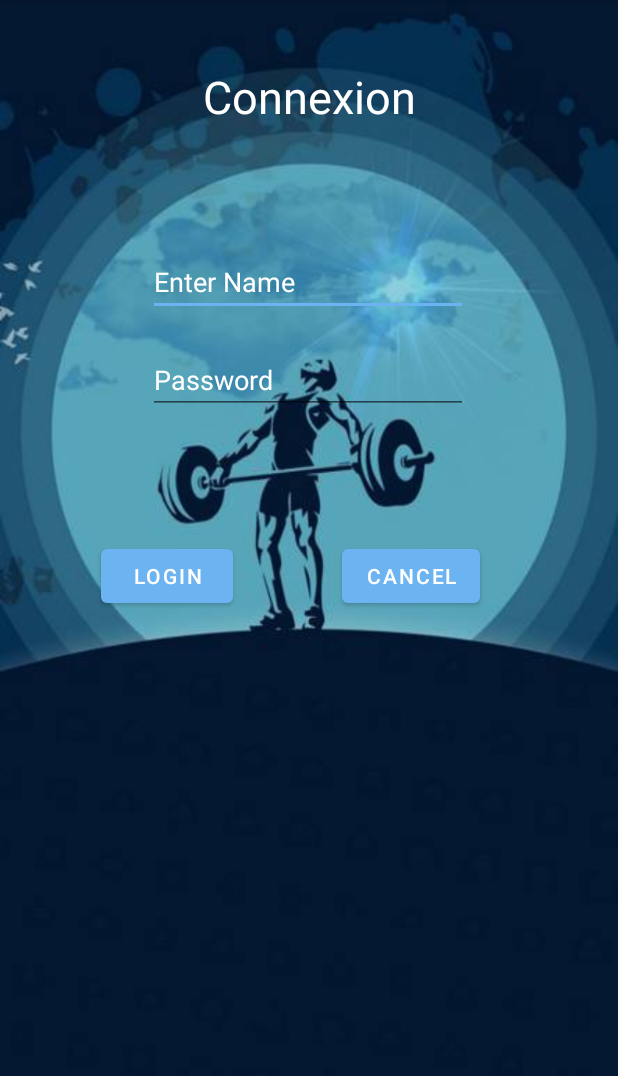
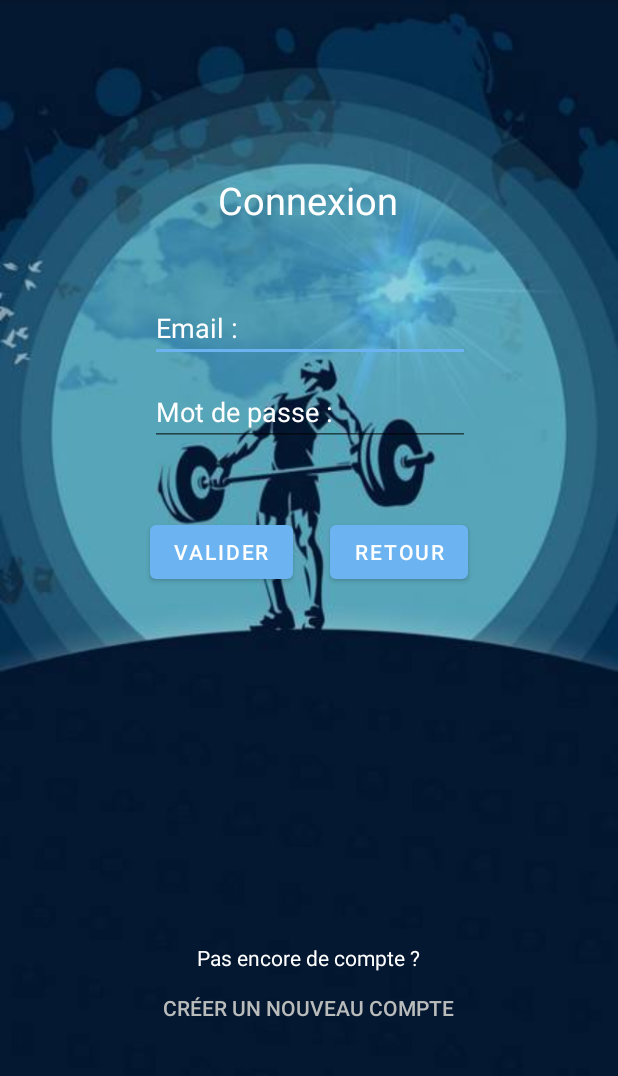
Before and after one commit to VictorL1/MySportApplication-v3, an Android app: the screen it shows after launch (MainActivity), on a phone screen of 412 x 824 dp, the part 84-1160 px from its top. Run offline under Robolectric (Android 15) with nearby library versions, the phone set to English and light mode, and no system bars.

Commit message:
Second commit

```diff
--- a/app/src/main/AndroidManifest.xml
+++ b/app/src/main/AndroidManifest.xml
@@ -9,7 +9,11 @@
         android:roundIcon="@mipmap/ic_launcher_round"
         android:supportsRtl="true"
         android:theme="@style/Theme.MySportApplicationv3">
-        <activity android:name=".MainActivity"
+        <activity android:name=".MenuAccountActivity"></activity>
+        <activity android:name=".Activity" />
+        <activity android:name=".MenuActivity" />
+        <activity
+            android:name=".MainActivity"
             android:label="@string/app_name">
             <intent-filter>
                 <action android:name="android.intent.action.MAIN" />
--- a/app/src/main/java/com/example/mysportapplication_v3/MainActivity.java
+++ b/app/src/main/java/com/example/mysportapplication_v3/MainActivity.java
@@ -2,19 +2,23 @@ package com.example.mysportapplication_v3;
 
 import androidx.appcompat.app.AppCompatActivity;
 import android.app.Activity;
+import android.content.Intent;
 import android.graphics.Color;
 import android.os.Bundle;
 import android.view.View;
-
 import android.widget.Button;
 import android.widget.EditText;
 import android.widget.TextView;
 import android.widget.Toast;
 import android.os.Bundle;
 
+
+
 public class MainActivity extends AppCompatActivity {
 
-    Button b1,b2;
+
+
+    Button b1,b2,b3;
     EditText ed1,ed2;
 
     TextView tx1;
@@ -27,18 +31,17 @@ public class MainActivity extends AppCompatActivity {
         b1 = (Button)findViewById(R.id.button);
         ed1 = (EditText)findViewById(R.id.editText);
         ed2 = (EditText)findViewById(R.id.editText2);
-
+        b3 = (Button)findViewById(R.id.button3);
         b2 = (Button)findViewById(R.id.button2);
         tx1 = (TextView)findViewById(R.id.textView3);
         tx1.setVisibility(View.GONE);
 
-        b1.setOnClickListener(new View.OnClickListener() {
-            @Override
-            public void onClick(View v) {
+        b1.setOnClickListener(v -> {
             if(ed1.getText().toString().equals("admin") &&
                     ed2.getText().toString().equals("admin")) {
-                    Toast.makeText(getApplicationContext(),
-                            "Redirecting...",Toast.LENGTH_SHORT).show();
+                Toast.makeText(getApplicationContext(),"Redirecting...",Toast.LENGTH_SHORT).show();
+                moveToMenu();
+
             }else{
                 Toast.makeText(getApplicationContext(), "Wrong Credentials",Toast.LENGTH_SHORT).show();
 
@@ -51,6 +54,13 @@ public class MainActivity extends AppCompatActivity {
                     b1.setEnabled(false);
                 }
             }
+        });
+
+
+        b3.setOnClickListener(new View.OnClickListener() {
+            @Override
+            public void onClick(View v) {
+                moveToCreateAccount();
             }
         });
 
@@ -61,4 +71,14 @@ public class MainActivity extends AppCompatActivity {
             }
         });
     }
+
+    private void moveToMenu() {
+        Intent intent = new Intent(MainActivity.this, MenuActivity.class);
+        startActivity(intent);
     }
+
+    private void moveToCreateAccount() {
+        Intent intent = new Intent(MainActivity.this, MenuAccountActivity.class);
+        startActivity(intent);
+    }
+}
--- a/app/src/main/res/layout/activity_informations.xml
+++ b/app/src/main/res/layout/activity_.xml
@@ -1,8 +1,10 @@
 <?xml version="1.0" encoding="utf-8"?>
 <androidx.constraintlayout.widget.ConstraintLayout xmlns:android="http://schemas.android.com/apk/res/android"
     xmlns:app="http://schemas.android.com/apk/res-auto"
+    xmlns:tools="http://schemas.android.com/tools"
     android:layout_width="match_parent"
     android:layout_height="match_parent"
+    tools:context=".Activity"
     android:background="@drawable/background">
 
     <TextView
@@ -44,7 +46,7 @@
         android:layout_width="wrap_content"
         android:layout_height="wrap_content"
         android:layout_marginBottom="188dp"
-        android:text="@string/retour"
+        android:text="@string/back"
         app:layout_constraintBottom_toBottomOf="parent"
         app:layout_constraintEnd_toEndOf="parent"
         app:layout_constraintStart_toStartOf="parent" />
--- a/app/src/main/res/layout/activity_main.xml
+++ b/app/src/main/res/layout/activity_main.xml
@@ -4,96 +4,121 @@
     xmlns:tools="http://schemas.android.com/tools"
     android:layout_width="match_parent"
     android:layout_height="match_parent"
-    tools:context=".MainActivity"
-    android:background="@drawable/background">
+    android:background="@drawable/background"
+    tools:context=".MainActivity">
 
-    <EditText
-        android:id="@+id/editText"
+
+    <Button
+        android:id="@+id/button2"
         android:layout_width="wrap_content"
         android:layout_height="wrap_content"
-        android:layout_alignParentStart="true"
-        android:layout_alignParentLeft="true"
-        android:layout_alignParentEnd="true"
-        android:layout_alignParentRight="true"
-        android:ems="10"
-        android:focusable="true"
-        android:hint="Enter Name"
-        android:textColorHighlight="@color/white"
-        android:textColorHint="@color/white"
-        app:layout_constraintBottom_toTopOf="@+id/editText2"
+        android:layout_marginTop="344dp"
+        android:layout_marginEnd="100dp"
+        android:layout_marginRight="100dp"
+        android:text="@string/back"
         app:layout_constraintEnd_toEndOf="parent"
-        app:layout_constraintHorizontal_bias="0.497"
-        app:layout_constraintStart_toStartOf="parent"
-        app:layout_constraintTop_toTopOf="parent"
-        app:layout_constraintVertical_bias="0.892" />
-
-    <TextView
-        android:id="@+id/textView3"
-        android:layout_width="wrap_content"
-        android:layout_height="wrap_content"
-        android:layout_alignParentEnd="true"
-        android:layout_alignParentRight="true"
-        android:layout_marginBottom="256dp"
-        android:text=""
-        android:textSize="25dp"
-        app:layout_constraintBottom_toBottomOf="parent"
-        app:layout_constraintEnd_toEndOf="parent"
-        app:layout_constraintHorizontal_bias="0.457"
-        app:layout_constraintStart_toStartOf="parent" />
-
-    <EditText
-        android:id="@+id/editText2"
-        android:layout_width="wrap_content"
-        android:layout_height="wrap_content"
-        android:layout_below="@+id/editText"
-        android:layout_alignEnd="@+id/editText"
-        android:layout_alignRight="@+id/editText"
-        android:layout_alignParentStart="true"
-        android:layout_alignParentLeft="true"
-        android:layout_marginBottom="84dp"
-        android:ems="10"
-        android:hint="Password"
-        android:inputType="textPassword"
-        android:textColorHint="@color/white"
-        app:layout_constraintBottom_toTopOf="@+id/button2"
-        app:layout_constraintEnd_toEndOf="parent"
-        app:layout_constraintHorizontal_bias="0.497"
-        app:layout_constraintStart_toStartOf="parent" />
+        app:layout_constraintTop_toTopOf="parent" />
 
     <Button
         android:id="@+id/button"
         android:layout_width="wrap_content"
         android:layout_height="wrap_content"
-        android:layout_alignParentBottom="true"
-        android:layout_marginBottom="360dp"
-        android:text="login"
-        app:layout_constraintBottom_toBottomOf="parent"
-        app:layout_constraintEnd_toStartOf="@+id/button2"
-        app:layout_constraintHorizontal_bias="0.482"
-        app:layout_constraintStart_toStartOf="parent" />
+        android:layout_marginStart="100dp"
+        android:layout_marginLeft="100dp"
+        android:layout_marginTop="344dp"
+        android:text="@string/validate"
+        app:layout_constraintStart_toStartOf="parent"
+        app:layout_constraintTop_toTopOf="parent" />
 
-    <Button
-        android:id="@+id/button2"
+    <TextView
+        android:id="@+id/textView2"
         android:layout_width="wrap_content"
         android:layout_height="wrap_content"
-        android:layout_alignParentBottom="true"
-        android:layout_marginBottom="360dp"
-        android:text="Cancel"
+        android:layout_marginBottom="120dp"
+        android:text="@string/no_account"
+        android:textColor="@color/white"
         app:layout_constraintBottom_toBottomOf="parent"
         app:layout_constraintEnd_toEndOf="parent"
-        app:layout_constraintHorizontal_bias="0.713"
+        app:layout_constraintHorizontal_bias="0.498"
         app:layout_constraintStart_toStartOf="parent" />
 
     <TextView
         android:id="@+id/textView"
         android:layout_width="wrap_content"
         android:layout_height="wrap_content"
-        android:layout_marginTop="44dp"
-        android:text="Connexion"
+        android:layout_marginTop="116dp"
+        android:text="@string/connexion"
         android:textColor="@color/white"
-        android:textSize="30sp"
+        android:textSize="25sp"
+        app:layout_constraintEnd_toEndOf="parent"
+        app:layout_constraintHorizontal_bias="0.498"
+        app:layout_constraintStart_toStartOf="parent"
+        app:layout_constraintTop_toTopOf="parent" />
+
+
+    <Button
+        android:id="@+id/button3"
+        style="?android:attr/borderlessButtonStyle"
+        android:layout_width="wrap_content"
+        android:layout_height="wrap_content"
+        android:layout_marginBottom="72dp"
+        android:text="@string/cr_er_un_nouveau_account"
+        android:textColor="@color/grey"
+        app:layout_constraintBottom_toBottomOf="parent"
+        app:layout_constraintEnd_toEndOf="parent"
+        app:layout_constraintHorizontal_bias="0.497"
+        app:layout_constraintStart_toStartOf="parent" />
+
+    <EditText
+        android:id="@+id/editText"
+        android:layout_width="wrap_content"
+        android:layout_height="wrap_content"
+        android:layout_marginTop="196dp"
+        android:ems="10"
+        android:hint="@string/prompt_email"
+        android:inputType="textPersonName"
+        android:textColorHint="@color/white"
+        app:layout_constraintEnd_toEndOf="parent"
+        app:layout_constraintHorizontal_bias="0.502"
+        app:layout_constraintStart_toStartOf="parent"
+        app:layout_constraintTop_toTopOf="parent" />
+
+    <EditText
+        android:id="@+id/editText2"
+        android:layout_width="wrap_content"
+        android:layout_height="wrap_content"
+        android:layout_marginTop="252dp"
+        android:ems="10"
+        android:hint="@string/mot_de_passe"
+        android:password="true"
+        android:textColorHint="@color/white"
+        app:layout_constraintEnd_toEndOf="parent"
+        app:layout_constraintHorizontal_bias="0.502"
+        app:layout_constraintStart_toStartOf="parent"
+        app:layout_constraintTop_toTopOf="parent" />
+
+    <TextView
+        android:id="@+id/textView3"
+        android:layout_width="wrap_content"
+        android:layout_height="wrap_content"
+        android:text=""
+        app:layout_constraintBottom_toTopOf="@+id/button"
         app:layout_constraintEnd_toEndOf="parent"
         app:layout_constraintStart_toStartOf="parent"
-        app:layout_constraintTop_toTopOf="parent"  />
+        app:layout_constraintTop_toBottomOf="@+id/editText2" />
+
+    <androidx.constraintlayout.widget.Guideline
+        android:id="@+id/guideline"
+        android:layout_width="wrap_content"
+        android:layout_height="wrap_content"
+        android:orientation="horizontal"
+        app:layout_constraintGuide_begin="20dp" />
+
+    <androidx.constraintlayout.widget.Guideline
+        android:id="@+id/guideline2"
+        android:layout_width="wrap_content"
+        android:layout_height="wrap_content"
+        android:orientation="horizontal"
+        app:layout_constraintGuide_begin="20dp" />
 
 </androidx.constraintlayout.widget.ConstraintLayout>
--- a/app/src/main/res/values/strings.xml
+++ b/app/src/main/res/values/strings.xml
@@ -1,18 +1,17 @@
 <resources>
     <string name="app_name">MySportApplication-v3</string>
-    <string name="prompt_email">Email</string>
-    <string name="prompt_password">Mot de passe</string>
+    <string name="prompt_email">Email :</string>
+    <string name="prompt_password">Mot de passe :</string>
     <string name="action_sign_in">Sign in or register</string>
     <string name="action_sign_in_short">Sign in</string>
     <string name="welcome">"Welcome !"</string>
     <string name="invalid_username">Not a valid username</string>
     <string name="invalid_password">Password must be >5 characters</string>
     <string name="login_failed">"Login failed"</string>
-    <string name="connectez_vous">Connectez-vous :</string>
+    <string name="connect">Connectez-vous :</string>
     <string name="connexion">Connexion</string>
-    <string name="vous_n_avez_pas_de_compte">Pas encore de compte ?</string>
     <string name="hint">hint</string>
-    <string name="cr_er_un_nouveau_compte">Créer un nouveau compte</string>
+    <string name="cr_er_un_nouveau_account">Créer un nouveau compte</string>
     <string name="mysportapp">MySportApp</string>
     <string name="combien_d_exercices_voulez_vous_cr_er">Combien d\'exercices voulez-vous créer ?</string>
     <string name="pauses_courtes_entre_chaque_exercices">Pauses courtes entre chaque exercices</string>
@@ -24,7 +23,7 @@
     <string name="enregistrez_vos_informations">Enregistrez vos informations :</string>
     <string name="nom">Nom :</string>
     <string name="pr_nom">Prénom :</string>
-    <string name="valider">Valider</string>
+    <string name="validate">Valider</string>
     <string name="etirements">Etirements</string>
     <string name="biceps">Biceps</string>
     <string name="jambes">Jambes</string>
@@ -32,8 +31,13 @@
     <string name="programmes">Programmes</string>
     <string name="lancer">Lancer</string>
     <string name="modifier">Modifier</string>
-    <string name="retour">Retour</string>
+    <string name="back">Retour</string>
     <string name="descriptif">Descriptif</string>
     <string name="informations">Informations</string>
     <string name="profil">Profile</string>
+    <string name="pseudonyme">Pseudonyme :</string>
+    <string name="taille">Taille</string>
+    <string name="niveau_sportif">Niveau sportif :</string>
+    <string name="cancel">Cancel</string>
+    <string name="no_account">Pas encore de compte ?</string>
 </resources>
--- /dev/null
+++ b/settings.gradle
@@ -0,0 +1,2 @@
+rootProject.name = "MySportApplication-v3"
+include ':app'
```
Also changed, not shown: app/src/main/java/com/example/mysportapplication_v3/Activity.java (added, +14 -0 lines), app/src/main/java/com/example/mysportapplication_v3/MenuAccountActivity.java (added, +47 -0 lines), app/src/main/java/com/example/mysportapplication_v3/MenuActivity.java (added, +45 -0 lines), app/src/main/res/layout/activity_menu.xml (+4 -3 lines), app/src/main/res/layout/activity_menu_account.xml (added, +158 -0 lines), app/src/main/res/layout/activity_modify_profile.xml (+59 -53 lines), app/src/main/res/layout/activity_profile.xml (+3 -4 lines), build.gradle (added, +24 -0 lines), gradle.properties (added, +17 -0 lines), gradle/wrapper/gradle-wrapper.properties (added), 4 other files. Lines whose indentation alone changed are shown as unchanged.
